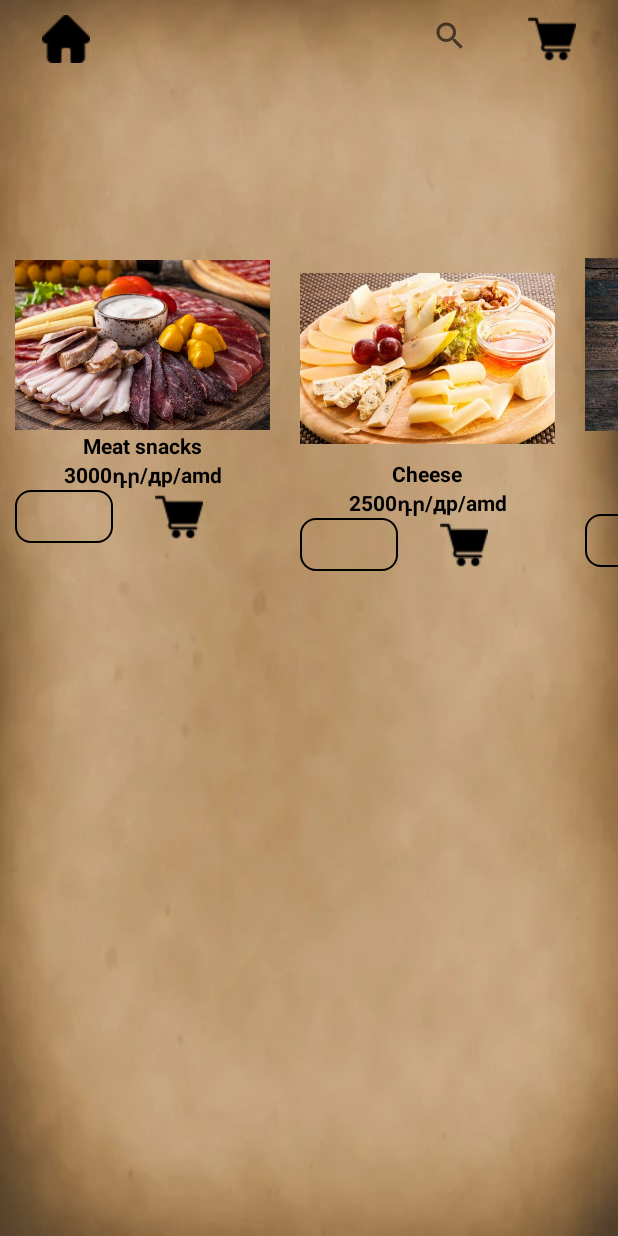
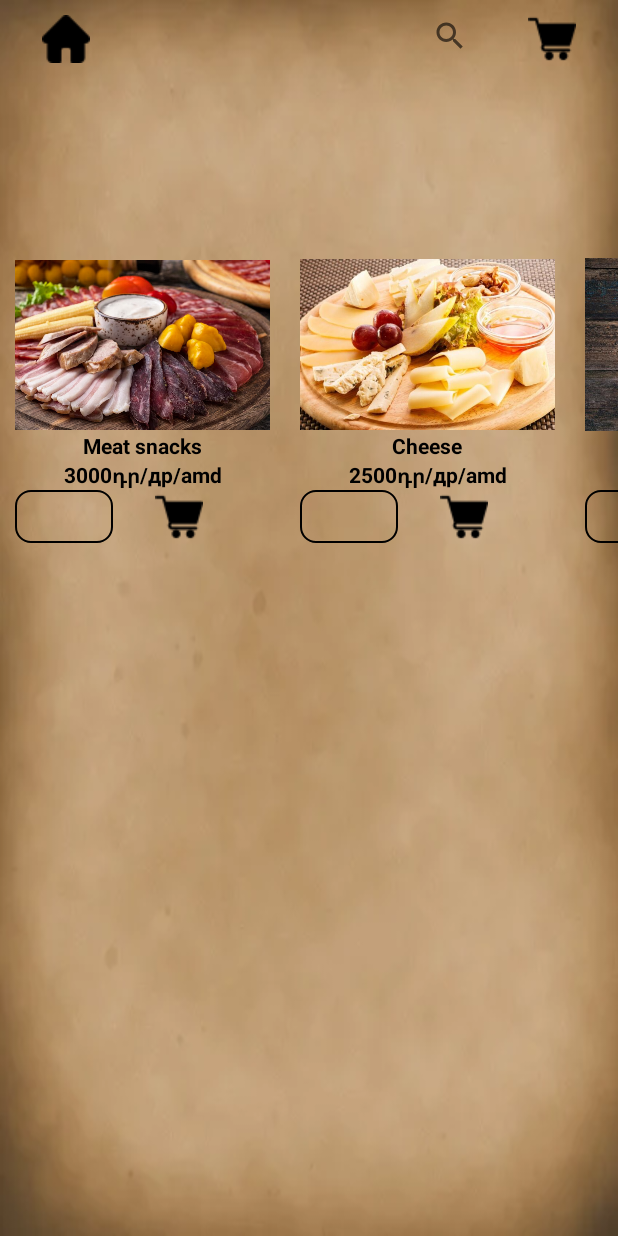
Before and after one commit to Yurik-Minasyan/Nyam_Nyam, an Android app: the Naxutest screen opened directly, with no data from a screen before it, on a phone screen of 412 x 824 dp. Run offline under Robolectric (Android 15) with nearby library versions, the phone set to English and light mode, and no system bars; our stand-ins replace Firebase (no records; nobody signed in at launch, a user with empty details on screens opened directly).

Commit message:
UI must be better

```diff
--- a/app/src/main/res/layout/activity_cake.xml
+++ b/app/src/main/res/layout/activity_cake.xml
@@ -140,7 +140,7 @@
         <ImageView
             android:id="@+id/imageView5"
             android:layout_width="match_parent"
-            android:layout_height="108dp"
+            android:layout_height="115dp"
             android:background="#33FFFFFF"
             app:srcCompat="@drawable/napoleon" />
 
--- a/app/src/main/res/layout/activity_naxutest.xml
+++ b/app/src/main/res/layout/activity_naxutest.xml
@@ -140,7 +140,7 @@
         <ImageView
             android:id="@+id/imageView5"
             android:layout_width="170dp"
-            android:layout_height="134dp"
+            android:layout_height="115dp"
 
             app:srcCompat="@drawable/panir" />
 
@@ -200,13 +200,11 @@
             android:id="@+id/imageView8"
             android:layout_width="170dp"
             android:layout_height="115dp"
-
             app:srcCompat="@drawable/marinad" />
 
         <TextView
             android:id="@+id/textView7"
             android:layout_width="170dp"
-            android:layout_marginTop="16dp"
             android:layout_height="wrap_content"
             android:layout_weight="1"
             android:gravity="center"
--- a/app/src/main/res/layout/activity_salad.xml
+++ b/app/src/main/res/layout/activity_salad.xml
@@ -139,7 +139,7 @@
         <ImageView
             android:id="@+id/imageView5"
             android:layout_width="170dp"
-            android:layout_height="133dp"
+            android:layout_height="115dp"
 
             app:srcCompat="@drawable/kesar" />
 
```
